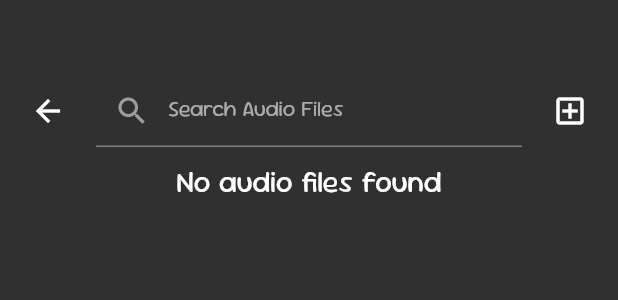
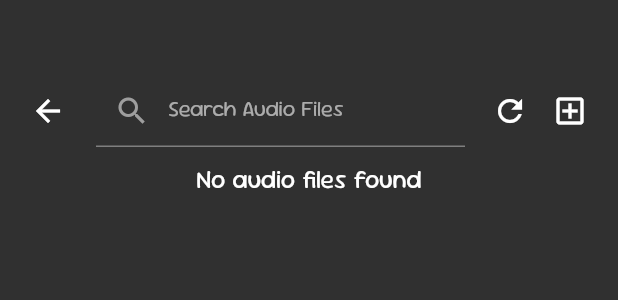
Before and after one commit to kwiby/Musik, a Flutter app: the AddMusicContainer widget shown alone on an empty page, opened directly, on a phone screen of 412 x 824 dp. Shown: the top 300 px of the screen. Run offline on Flutter 3.47's test engine with Material 3 defaults, Android fonts, the phone set to English and light mode, and no system bars; our stand-ins replace just_audio, permission_handler, shared_preferences; accounts and stored records are empty; statements that could not run were skipped.

Commit message:
Patch 1.1.0 - Added refresh buttons. - Fixed button margin/sizing issue (might break with different sized screens however)

```diff
--- a/lib/screens/home_screen/tabs/all_music_tab/all_music_containers/add_music_container.dart
+++ b/lib/screens/home_screen/tabs/all_music_tab/all_music_containers/add_music_container.dart
@@ -4,6 +4,7 @@ import 'package:flutter/services.dart';
 import 'package:musik/misc/loading_circle.dart';
 import 'package:musik/models/add_music_model.dart';
 import 'package:musik/screens/home_screen/tabs/all_music_tab/all_music_tab.dart';
+import 'package:permission_handler/permission_handler.dart';
 import '../../../../../misc/album_art.dart';
 
 class AddMusicContainer extends StatefulWidget {
@@ -102,19 +103,61 @@ class _AddMusicContainerState extends State<AddMusicContainer> {
 
           const Padding(padding: EdgeInsets.only(top: 10)),
 
-          // -=-  Not Storage Permission Message  -=-
-          Align(
-            alignment: Alignment.topCenter,
-            child: Text(
-              "Storage permission is denied",
+          // -=-  No Audio Access Permission Message  -=-
+          Text(
+            "Allow audio permissions in settings",
             style: TextStyle(
               fontFamily: 'SourGummy',
               fontVariations: const [FontVariation('wght', 400)],
-                fontSize: 20,
+              fontSize: 17,
               color: Theme.of(context).colorScheme.tertiary,
-              )
-            )
-          )
+            ),
+          ),
+
+          Row(
+            mainAxisAlignment: MainAxisAlignment.center,
+            children: [
+              // -=-  Open Settings Button  -=-
+              SizedBox(
+                width: 40,
+                child: ElevatedButton(
+                  style: ButtonStyle(
+                    padding: const WidgetStatePropertyAll(EdgeInsets.zero),
+                    backgroundColor: WidgetStateColor.transparent,
+                    shadowColor: WidgetStateColor.transparent,
+                    shape: WidgetStateProperty.all<CircleBorder>(const CircleBorder()),
+                  ),
+                  onPressed: () {
+                    openAppSettings();
+                  },
+                  child: Icon(
+                    Icons.settings,
+                    color: Theme.of(context).colorScheme.tertiary,
+                  ),
+                ),
+              ),
+
+              // -=-  Refresh Button (Not audio access permission)  -=-
+              SizedBox(
+                width: 40,
+                child: ElevatedButton(
+                  style: ButtonStyle(
+                    padding: const WidgetStatePropertyAll(EdgeInsets.zero),
+                    backgroundColor: WidgetStateColor.transparent,
+                    shadowColor: WidgetStateColor.transparent,
+                    shape: WidgetStateProperty.all<CircleBorder>(const CircleBorder()),
+                  ),
+                  onPressed: () {
+                    _fetchModelData();
+                  },
+                  child: Icon(
+                    Icons.refresh,
+                    color: Theme.of(context).colorScheme.tertiary,
+                  ),
+                ),
+              ),
+            ],
+          ),
         ]
       )
     )
@@ -124,7 +167,7 @@ class _AddMusicContainerState extends State<AddMusicContainer> {
 
         // -=-  Top Bar  -=-
         Row(
-          mainAxisAlignment: MainAxisAlignment.spaceBetween,
+          mainAxisSize: MainAxisSize.min,
           children: [
             // -=-  Back Button (Storage Granted)  -=-
             ElevatedButton(
@@ -177,8 +220,33 @@ class _AddMusicContainerState extends State<AddMusicContainer> {
               ),
             ),
 
+            // -=-  Refresh Button (Audio access permission granted)  -=-
+            Container(
+              width: 40,
+              margin: const EdgeInsets.only(left: 10),
+              child: ElevatedButton(
+                style: ButtonStyle(
+                  padding: const WidgetStatePropertyAll(EdgeInsets.zero),
+                  backgroundColor: WidgetStateColor.transparent,
+                  shadowColor: WidgetStateColor.transparent,
+                  shape: WidgetStateProperty.all<CircleBorder>(const CircleBorder()),
+                ),
+                onPressed: () {
+                  _searchController.text = '';
+                  _fetchModelData();
+                },
+                child: Icon(
+                  Icons.refresh,
+                  color: Theme.of(context).colorScheme.tertiary,
+                ),
+              ),
+            ),
+
             // -=-  Add Selected Button  -=-
-            ElevatedButton(
+            Container(
+              width: 40,
+              margin: const EdgeInsets.only(right: 12),
+              child: ElevatedButton(
                 style: ButtonStyle(
                   padding: const WidgetStatePropertyAll(EdgeInsets.zero),
                   backgroundColor: WidgetStateColor.transparent,
@@ -191,6 +259,7 @@ class _AddMusicContainerState extends State<AddMusicContainer> {
                 child: Icon(
                   Icons.add_box_outlined,
                   color: Theme.of(context).colorScheme.tertiary,
+                ),
               ),
             ),
           ],
@@ -209,7 +278,7 @@ class _AddMusicContainerState extends State<AddMusicContainer> {
                 style: TextStyle(
                   fontFamily: 'SourGummy',
                   fontVariations: const [FontVariation('wght', 400)],
-                  fontSize: 20,
+                  fontSize: 17,
                   color: Theme.of(context).colorScheme.tertiary,
                 )
               )
```
Also changed, not shown: 4 other files. Lines whose indentation alone changed are shown as unchanged.
